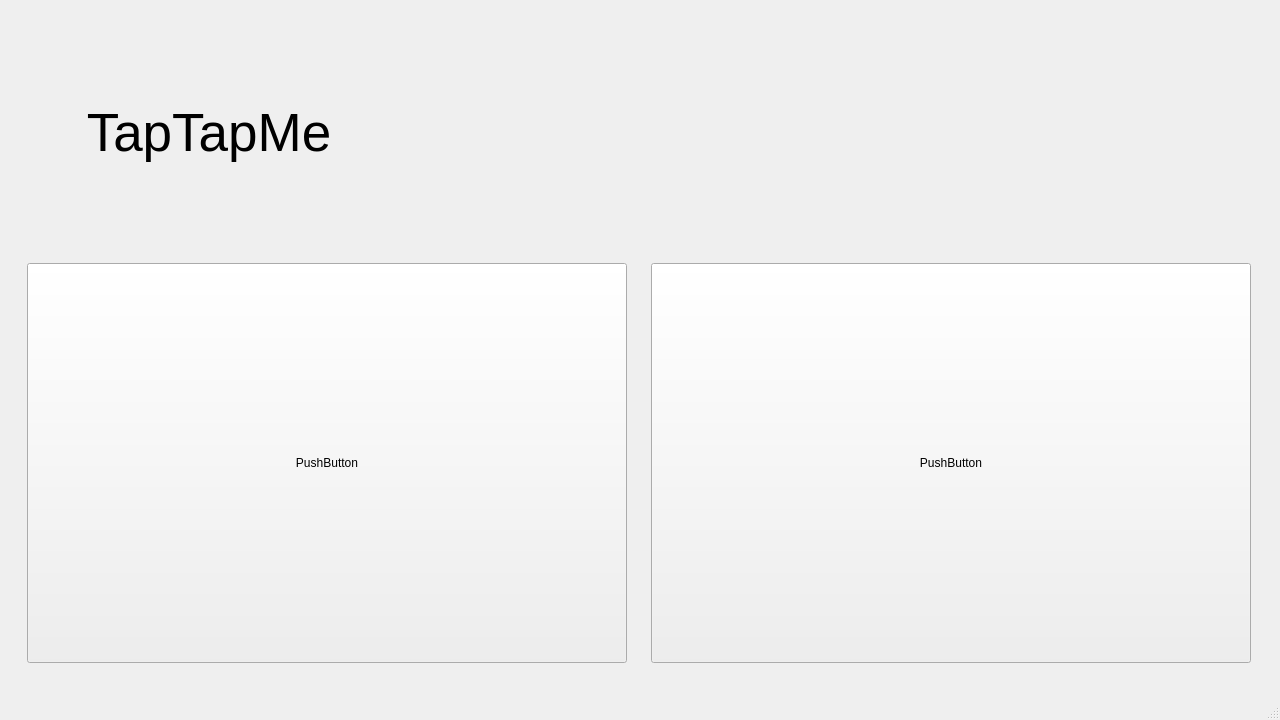
This is app/launch/taptapme.ui in ngurahsucahya/TapTapMe as Qt 5 draws it before an edit. The edited form follows.
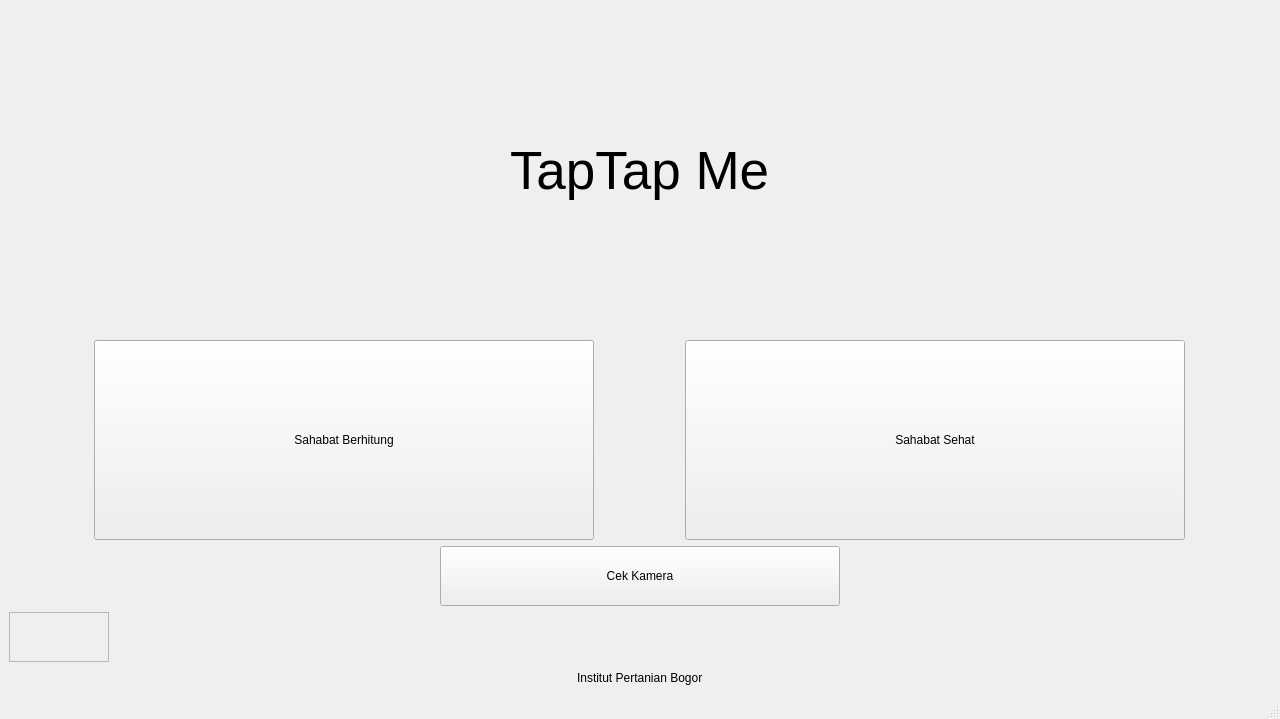
This is the edited form.

Commit message: UPDATES: Menambah menu cek kamera dan deteksi error pada saat 'click event' di lauch.py. NOTES: -

Patch:
```diff
--- a/app/launch/taptapme.ui
+++ b/app/launch/taptapme.ui
@@ -7,7 +7,7 @@
     <x>0</x>
     <y>0</y>
     <width>1280</width>
-    <height>720</height>
+    <height>719</height>
    </rect>
   </property>
   <property name="windowTitle">
@@ -21,18 +21,12 @@
     </size>
    </property>
    <layout class="QVBoxLayout" name="verticalLayout_2">
-    <item>
+    <item alignment="Qt::AlignHCenter|Qt::AlignVCenter">
      <widget class="QLabel" name="label">
-      <property name="sizePolicy">
-       <sizepolicy hsizetype="Preferred" vsizetype="Ignored">
-        <horstretch>0</horstretch>
-        <verstretch>0</verstretch>
-       </sizepolicy>
-      </property>
       <property name="maximumSize">
        <size>
-        <width>400</width>
-        <height>200</height>
+        <width>500</width>
+        <height>500</height>
        </size>
       </property>
       <property name="font">
@@ -41,46 +35,88 @@
        </font>
       </property>
       <property name="text">
-       <string>TapTapMe</string>
-      </property>
-      <property name="textFormat">
-       <enum>Qt::MarkdownText</enum>
-      </property>
-      <property name="alignment">
-       <set>Qt::AlignCenter</set>
+       <string>TapTap Me</string>
       </property>
      </widget>
     </item>
     <item>
      <layout class="QHBoxLayout" name="horizontalLayout">
-      <item>
-       <widget class="QPushButton" name="pushButton_2">
-        <property name="maximumSize">
-         <size>
-          <width>600</width>
-          <height>400</height>
-         </size>
-        </property>
-        <property name="text">
-         <string>PushButton</string>
-        </property>
-       </widget>
-      </item>
       <item>
        <widget class="QPushButton" name="SahabatBerhitung">
         <property name="maximumSize">
          <size>
-          <width>600</width>
-          <height>400</height>
+          <width>500</width>
+          <height>200</height>
          </size>
         </property>
         <property name="text">
-         <string>PushButton</string>
+         <string>Sahabat Berhitung</string>
+        </property>
+       </widget>
+      </item>
+      <item>
+       <widget class="QPushButton" name="SahabatSehat">
+        <property name="maximumSize">
+         <size>
+          <width>500</width>
+          <height>200</height>
+         </size>
+        </property>
+        <property name="text">
+         <string>Sahabat Sehat</string>
         </property>
        </widget>
       </item>
      </layout>
     </item>
+    <item alignment="Qt::AlignHCenter">
+     <widget class="QPushButton" name="CekKamera">
+      <property name="minimumSize">
+       <size>
+        <width>400</width>
+        <height>60</height>
+       </size>
+      </property>
+      <property name="maximumSize">
+       <size>
+        <width>400</width>
+        <height>60</height>
+       </size>
+      </property>
+      <property name="text">
+       <string>Cek Kamera</string>
+      </property>
+     </widget>
+    </item>
+    <item>
+     <widget class="QFrame" name="frame">
+      <property name="maximumSize">
+       <size>
+        <width>100</width>
+        <height>50</height>
+       </size>
+      </property>
+      <property name="frameShape">
+       <enum>QFrame::StyledPanel</enum>
+      </property>
+      <property name="frameShadow">
+       <enum>QFrame::Raised</enum>
+      </property>
+     </widget>
+    </item>
+    <item alignment="Qt::AlignHCenter">
+     <widget class="QLabel" name="label_2">
+      <property name="maximumSize">
+       <size>
+        <width>400</width>
+        <height>20</height>
+       </size>
+      </property>
+      <property name="text">
+       <string>Institut Pertanian Bogor</string>
+      </property>
+     </widget>
+    </item>
    </layout>
    <zorder>horizontalLayoutWidget</zorder>
    <zorder>label</zorder>
```
Left out of the diff: 2 changed lines with no effect on the pictures. The commit also changes 6 other files.
